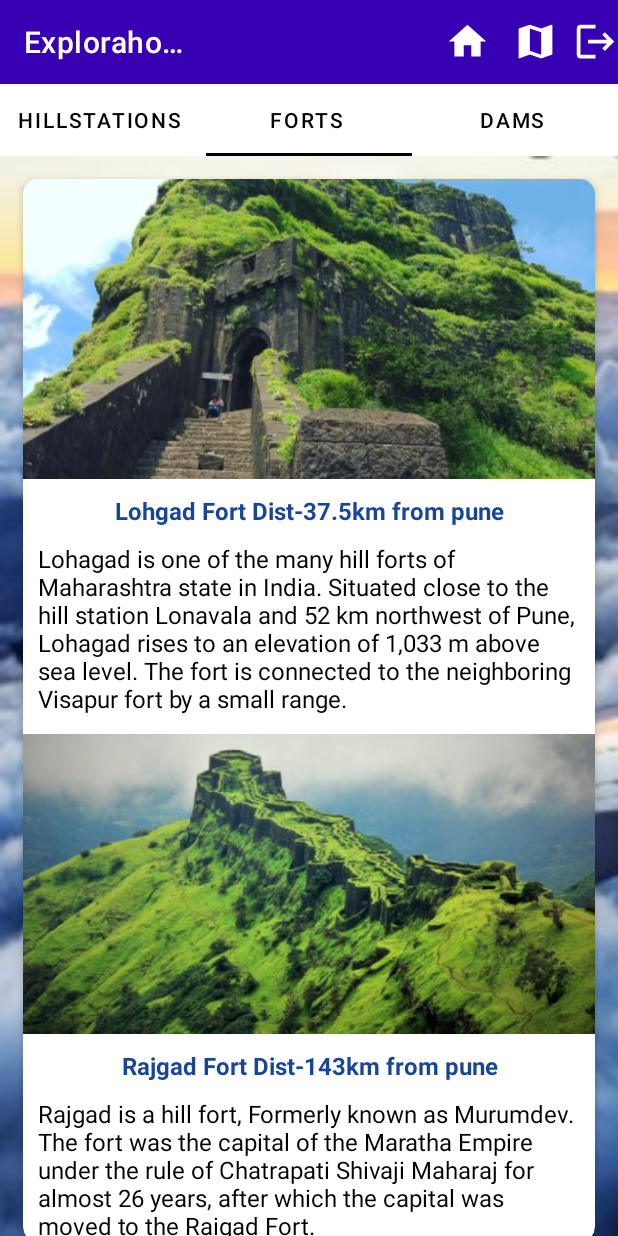
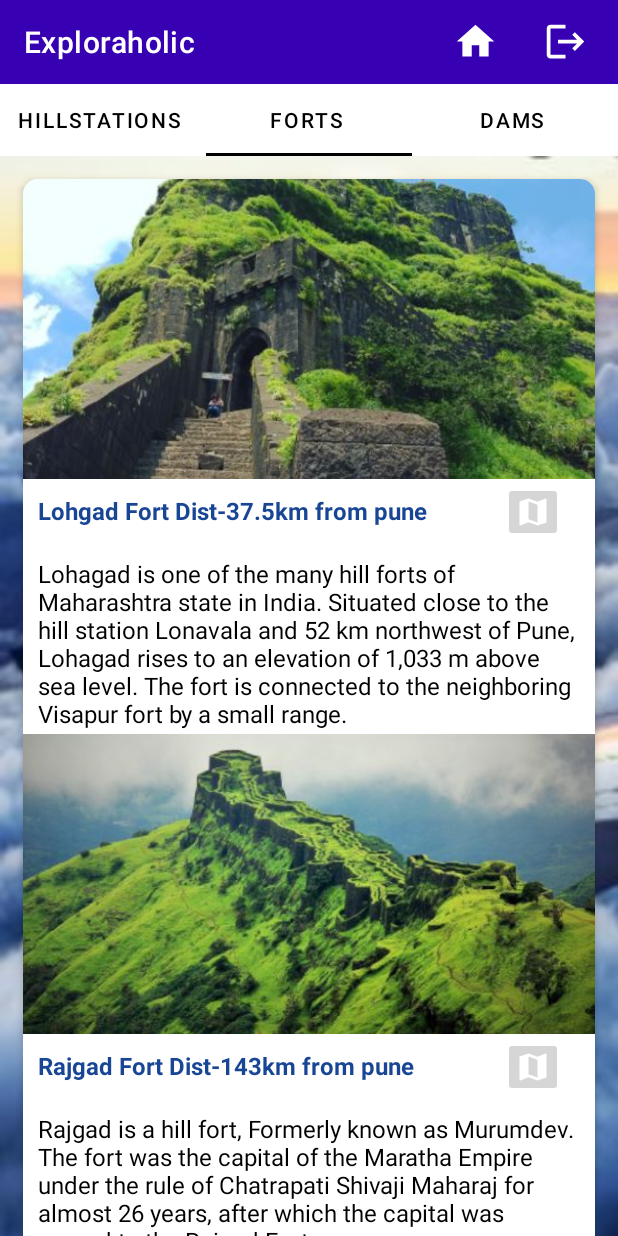
Before and after one commit to Aishab0810/ExplorProject, an Android app: the HillStations screen opened directly, with no data from a screen before it, tab 2 chosen, on a phone screen of 412 x 824 dp. Run offline under Robolectric (Android 15) with nearby library versions, the phone set to English and light mode, and no system bars.

Commit message:
Tabs to map

```diff
--- a/app/src/main/AndroidManifest.xml
+++ b/app/src/main/AndroidManifest.xml
@@ -41,6 +41,9 @@
             android:roundIcon="@drawable/logoexp"
             android:supportsRtl="true"
             android:theme="@style/Theme.ExploraHolic">
+        <activity
+                android:name=".MapScreen.DisplayTrack"
+                android:exported="true"/>
         <activity
                 android:name=".Dashboard.ui.custom.CustomActivity"
                 android:exported="true"/>
--- a/app/src/main/java/com/example/exploraholic/Dashboard/HomePage.kt
+++ b/app/src/main/java/com/example/exploraholic/Dashboard/HomePage.kt
@@ -13,7 +13,6 @@ import com.example.exploraholic.Fragments.Dams
 import com.example.exploraholic.Fragments.Forts
 import com.example.exploraholic.Fragments.HillStations
 import com.example.exploraholic.MainScreens.LoginScreen
-import com.example.exploraholic.MapScreen.MapsActivity
 import com.example.exploraholic.R
 import com.google.android.material.tabs.TabLayout
 import com.google.android.material.tabs.TabLayoutMediator
@@ -25,7 +24,6 @@ class HomePage : AppCompatActivity() {
     private lateinit var appPagerAdapter: AppPagerAdapter
     private lateinit var imageView: ImageView
     private lateinit var homeimg1: ImageView
-    private lateinit var mapimg1: ImageView
 
     private val titles = arrayListOf("Hillstations ", "Forts ", "Dams ")  //for multiple list we require titles
     override fun onCreate(savedInstanceState: Bundle?) {
@@ -63,17 +61,7 @@ class HomePage : AppCompatActivity() {
             Toast.makeText(this@HomePage, "HomePage", Toast.LENGTH_SHORT).show()
         }
 
-        val mapimg1 = findViewById(R.id.map) as ImageView
-        // set on-click listener
-        mapimg1.setOnClickListener {
-            startActivity(Intent(this, MapsActivity::class.java))
-            Toast.makeText(this@HomePage, "Map", Toast.LENGTH_SHORT).show()
-        }
     }
-
-
-
-
 
     class AppPagerAdapter(fragmentActivity: FragmentActivity) : FragmentStateAdapter(fragmentActivity) {
         override fun getItemCount(): Int {
--- a/app/src/main/java/com/example/exploraholic/Fragments/Dams.kt
+++ b/app/src/main/java/com/example/exploraholic/Fragments/Dams.kt
@@ -1,60 +1,33 @@
 package com.example.exploraholic.Fragments
 
+import android.content.Intent
 import android.os.Bundle
 import android.view.LayoutInflater
 import android.view.View
 import android.view.ViewGroup
 import androidx.fragment.app.Fragment
-import com.example.exploraholic.R
+import com.example.exploraholic.MapScreen.MapWithSearchbar
+import com.example.exploraholic.databinding.FragmentDamsBinding
 
-// TODO: Rename parameter arguments, choose names that match
-// the fragment initialization parameters, e.g. ARG_ITEM_NUMBER
-private const val ARG_PARAM1 = "param1"
-private const val ARG_PARAM2 = "param2"
-
-/**
- * A simple [Fragment] subclass.
- * Use the [Pullup.newInstance] factory method to
- * create an instance of this fragment.
- */
 class Dams : Fragment() {
-    // TODO: Rename and change types of parameters
-    private var param1: String? = null
-    private var param2: String? = null
-
-    override fun onCreate(savedInstanceState: Bundle?) {
-        super.onCreate(savedInstanceState)
-        arguments?.let {
-            param1 = it.getString(ARG_PARAM1)
-            param2 = it.getString(ARG_PARAM2)
-        }
-    }
 
     override fun onCreateView(
         inflater: LayoutInflater, container: ViewGroup?,
         savedInstanceState: Bundle?
     ): View? {
+
+        val bind = FragmentDamsBinding.inflate(layoutInflater)
+
+        bind.mapImg1.setOnClickListener {
+            val intent = Intent(this@Dams.requireContext(), MapWithSearchbar::class.java)
+            startActivity(intent)
+        }
+
+        bind.mapImg2.setOnClickListener {
+            val intent = Intent(this@Dams.requireContext(), MapWithSearchbar::class.java)
+            startActivity(intent)
+        }
         // Inflate the layout for this fragment
-        return inflater.inflate(R.layout.fragment_dams, container, false)
-    }
-
-    companion object {
-        /**
-         * Use this factory method to create a new instance of
-         * this fragment using the provided parameters.
-         *
-         * @param param1 Parameter 1.
-         * @param param2 Parameter 2.
-         * @return A new instance of fragment HillStations.
-         */
-        // TODO: Rename and change types and number of parameters
-        @JvmStatic
-        fun newInstance(param1: String, param2: String) =
-            Dams().apply {
-                arguments = Bundle().apply {
-                    putString(ARG_PARAM1, param1)
-                    putString(ARG_PARAM2, param2)
-                }
-            }
+        return bind.root
     }
 }
--- a/app/src/main/java/com/example/exploraholic/Fragments/Forts.kt
+++ b/app/src/main/java/com/example/exploraholic/Fragments/Forts.kt
@@ -1,60 +1,32 @@
 package com.example.exploraholic.Fragments
 
+import android.content.Intent
 import android.os.Bundle
 import android.view.LayoutInflater
 import android.view.View
 import android.view.ViewGroup
 import androidx.fragment.app.Fragment
-import com.example.exploraholic.R
+import com.example.exploraholic.MapScreen.MapWithSearchbar
+import com.example.exploraholic.databinding.FragmentFortsBinding
 
-// TODO: Rename parameter arguments, choose names that match
-// the fragment initialization parameters, e.g. ARG_ITEM_NUMBER
-private const val ARG_PARAM1 = "param1"
-private const val ARG_PARAM2 = "param2"
-
-/**
- * A simple [Fragment] subclass.
- * Use the [Pushup.newInstance] factory method to
- * create an instance of this fragment.
- */
 class Forts : Fragment() {
-    // TODO: Rename and change types of parameters
-    private var param1: String? = null
-    private var param2: String? = null
-
-    override fun onCreate(savedInstanceState: Bundle?) {
-        super.onCreate(savedInstanceState)
-        arguments?.let {
-            param1 = it.getString(ARG_PARAM1)
-            param2 = it.getString(ARG_PARAM2)
-        }
-    }
 
     override fun onCreateView(
         inflater: LayoutInflater, container: ViewGroup?,
         savedInstanceState: Bundle?
     ): View? {
+        val bind = FragmentFortsBinding.inflate(layoutInflater)
+
+        bind.mapImg1.setOnClickListener {
+            val intent = Intent(this@Forts.requireContext(), MapWithSearchbar::class.java)
+            startActivity(intent)
+        }
+
+        bind.mapImg2.setOnClickListener {
+            val intent = Intent(this@Forts.requireContext(), MapWithSearchbar::class.java)
+            startActivity(intent)
+        }
         // Inflate the layout for this fragment
-        return inflater.inflate(R.layout.fragment_forts, container, false)
-    }
-
-    companion object {
-        /**
-         * Use this factory method to create a new instance of
-         * this fragment using the provided parameters.
-         *
-         * @param param1 Parameter 1.
-         * @param param2 Parameter 2.
-         * @return A new instance of fragment Forts.
-         */
-        // TODO: Rename and change types and number of parameters
-        @JvmStatic
-        fun newInstance(param1: String, param2: String) =
-            Forts().apply {
-                arguments = Bundle().apply {
-                    putString(ARG_PARAM1, param1)
-                    putString(ARG_PARAM2, param2)
-                }
-            }
+        return bind.root
     }
 }
--- a/app/src/main/java/com/example/exploraholic/Fragments/HillStations.kt
+++ b/app/src/main/java/com/example/exploraholic/Fragments/HillStations.kt
@@ -1,60 +1,32 @@
 package com.example.exploraholic.Fragments
 
+import android.content.Intent
 import android.os.Bundle
 import android.view.LayoutInflater
 import android.view.View
 import android.view.ViewGroup
 import androidx.fragment.app.Fragment
-import com.example.exploraholic.R
+import com.example.exploraholic.MapScreen.MapWithSearchbar
+import com.example.exploraholic.databinding.FragmentHillStationsBinding
 
-// TODO: Rename parameter arguments, choose names that match
-// the fragment initialization parameters, e.g. ARG_ITEM_NUMBER
-private const val ARG_PARAM1 = "param1"
-private const val ARG_PARAM2 = "param2"
-
-/**
- * A simple [Fragment] subclass.
- * Use the [Pullup.newInstance] factory method to
- * create an instance of this fragment.
- */
 class HillStations : Fragment() {
-    // TODO: Rename and change types of parameters
-    private var param1: String? = null
-    private var param2: String? = null
-
-    override fun onCreate(savedInstanceState: Bundle?) {
-        super.onCreate(savedInstanceState)
-        arguments?.let {
-            param1 = it.getString(ARG_PARAM1)
-            param2 = it.getString(ARG_PARAM2)
-        }
-    }
 
     override fun onCreateView(
         inflater: LayoutInflater, container: ViewGroup?,
         savedInstanceState: Bundle?
     ): View? {
+        val bind = FragmentHillStationsBinding.inflate(layoutInflater)
+
+        bind.mapImg1.setOnClickListener {
+            val intent = Intent(this@HillStations.requireContext(), MapWithSearchbar::class.java)
+            startActivity(intent)
+        }
+
+        bind.mapImg2.setOnClickListener {
+            val intent = Intent(this@HillStations.requireContext(), MapWithSearchbar::class.java)
+            startActivity(intent)
+        }
         // Inflate the layout for this fragment
-        return inflater.inflate(R.layout.fragment_hill_stations, container, false)
-    }
-
-    companion object {
-        /**
-         * Use this factory method to create a new instance of
-         * this fragment using the provided parameters.
-         *
-         * @param param1 Parameter 1.
-         * @param param2 Parameter 2.
-         * @return A new instance of fragment HillStations.
-         */
-        // TODO: Rename and change types and number of parameters
-        @JvmStatic
-        fun newInstance(param1: String, param2: String) =
-            Dams().apply {
-                arguments = Bundle().apply {
-                    putString(ARG_PARAM1, param1)
-                    putString(ARG_PARAM2, param2)
-                }
-            }
+        return bind.root
     }
 }
--- a/app/src/main/res/layout/activity_home_page.xml
+++ b/app/src/main/res/layout/activity_home_page.xml
@@ -25,21 +25,19 @@
                 android:src="@drawable/ic_baseline_home_24"
                 android:layout_marginLeft="180dp"/>
 
-
-
-        <ImageView
-                android:id="@+id/map"
-                android:layout_width="30dp"
-                android:layout_height="30dp"
-                android:src="@drawable/map"
-        android:layout_marginLeft="15dp"/>
+<!--        <ImageView-->
+<!--                android:id="@+id/map"-->
+<!--                android:layout_width="30dp"-->
+<!--                android:layout_height="30dp"-->
+<!--                android:src="@drawable/map"-->
+<!--        android:layout_marginLeft="15dp"/>-->
 
         <ImageView
                 android:id="@+id/log_out"
                 android:layout_width="30dp"
                 android:layout_height="30dp"
                 android:src="@drawable/ic_baseline_logout_24"
-                android:layout_marginLeft="10dp"/>
+                android:layout_marginLeft="30dp"/>
 
 <!--        <ImageView-->
 <!--                android:id="@+id/mapimg"-->
--- a/app/src/main/res/layout/fragment_forts.xml
+++ b/app/src/main/res/layout/fragment_forts.xml
@@ -37,9 +37,18 @@
                     android:layout_marginTop="10dp"
                     android:layout_marginStart="10dp"
                     android:layout_marginEnd="10dp"
-                    android:textAlignment="center"
                     android:textColor="#184695"
                     android:text="@string/Lohgad"/>
+
+            <ImageButton android:layout_width="40dp"
+                         android:layout_height="40dp"
+                         android:id="@+id/mapImg1"
+                         android:layout_marginTop="-30dp"
+                         android:layout_marginStart="320dp"
+                         android:layout_marginEnd="10dp"
+                         android:src="@drawable/map"
+                         android:backgroundTint="@color/blue"
+            />
             <TextView
                     android:layout_width="match_parent"
                     android:layout_height="wrap_content"
@@ -74,8 +83,17 @@
                     android:layout_marginTop="10dp"
                     android:layout_marginStart="10dp"
                     android:layout_marginEnd="10dp"
-                    android:textAlignment="center"
                     android:text="@string/Rajgad"/>
+
+            <ImageButton android:layout_width="40dp"
+                         android:layout_height="40dp"
+                         android:id="@+id/mapImg2"
+                         android:layout_marginTop="-30dp"
+                         android:layout_marginStart="320dp"
+                         android:layout_marginEnd="10dp"
+                         android:src="@drawable/map"
+                         android:backgroundTint="@color/blue"
+            />
             <TextView
                     android:layout_width="match_parent"
                     android:layout_height="wrap_content"
--- a/app/src/main/res/values/strings.xml
+++ b/app/src/main/res/values/strings.xml
@@ -74,8 +74,8 @@
     <string name="action_settings">Settings</string>
 
     <string name="menu_home">Home</string>
-<!--    <string name="menu_gallery">Gallery</string>-->
-<!--    <string name="menu_slideshow">Slideshow</string>-->
+    <!--    <string name="menu_gallery">Gallery</string>-->
+    <!--    <string name="menu_slideshow">Slideshow</string>-->
     <string name="menu_map">Map</string>
     <string name="menu_profile">Profile</string>
     <string name="menu_logout">Logout</string>
```
Also changed, not shown: app/src/main/java/com/example/exploraholic/MapScreen/DisplayTrack.kt (added, +31 -0 lines), app/src/main/java/com/example/exploraholic/MapScreen/GoogleMapDTO.kt (added, +50 -0 lines), app/src/main/java/com/example/exploraholic/MapScreen/MapsActivity.kt (+75 -17 lines), app/src/main/res/layout/activity_display_track.xml (added, +39 -0 lines), app/src/main/res/layout/fragment_dams.xml (+24 -3 lines), app/src/main/res/layout/fragment_hill_stations.xml (+20 -2 lines).
